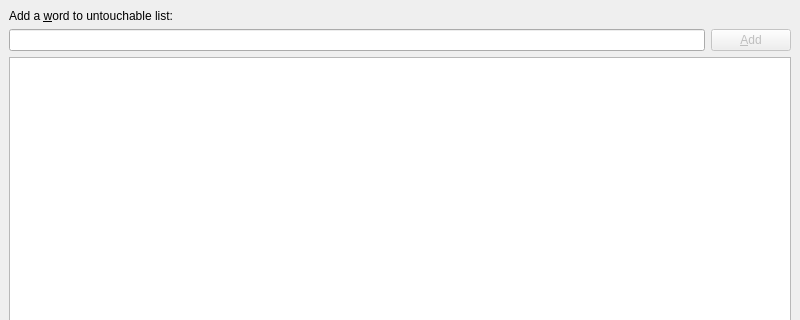
This is negar_gui/uwin.ui in javadr/negar-gui as Qt 5 draws it before an edit; both pictures show x 0 to 800 and y 0 to 320 of the 800 by 600 pixel window. The edited form follows.
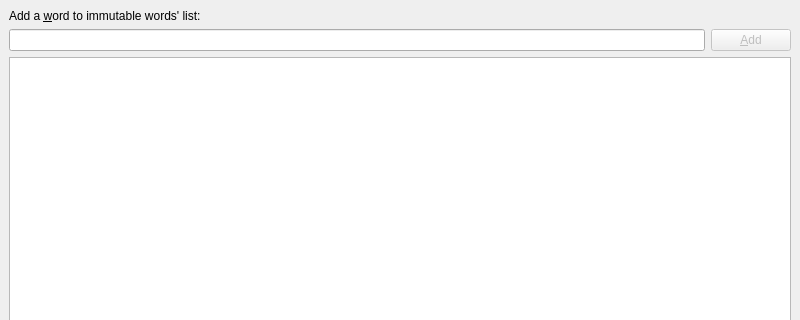
This is the edited form.

```diff
--- a/negar_gui/uwin.ui
+++ b/negar_gui/uwin.ui
@@ -22,7 +22,7 @@
         <item row="0" column="0">
          <widget class="QLabel" name="untouch_label">
           <property name="text">
-           <string>Add a &amp;word to untouchable list:</string>
+           <string>Add a &amp;word to immutable words' list:</string>
           </property>
           <property name="buddy">
            <cstring>untouch_word</cstring>
```
Left out of the diff: 4 changed lines with no effect on the pictures.
